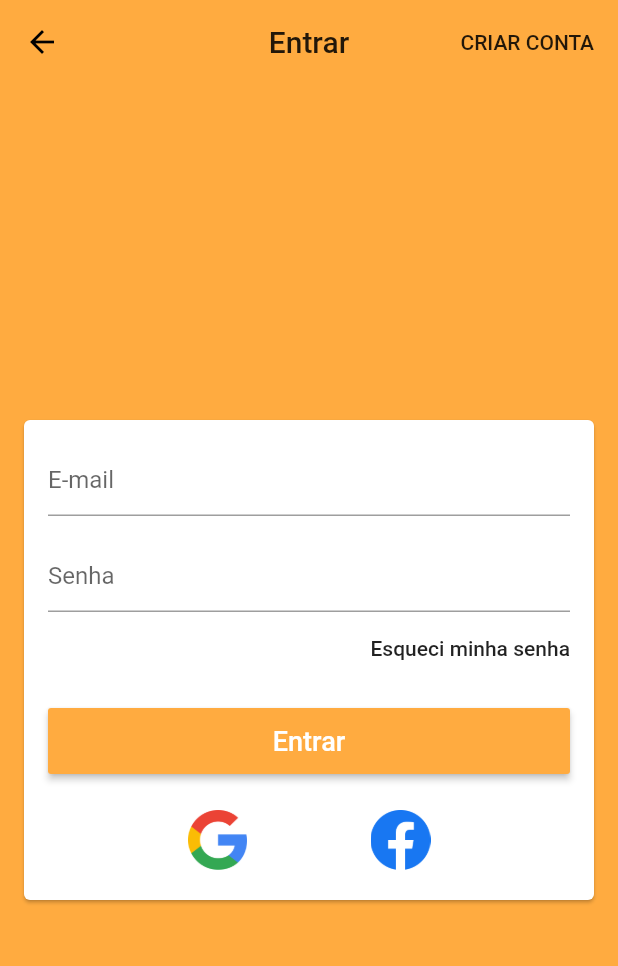
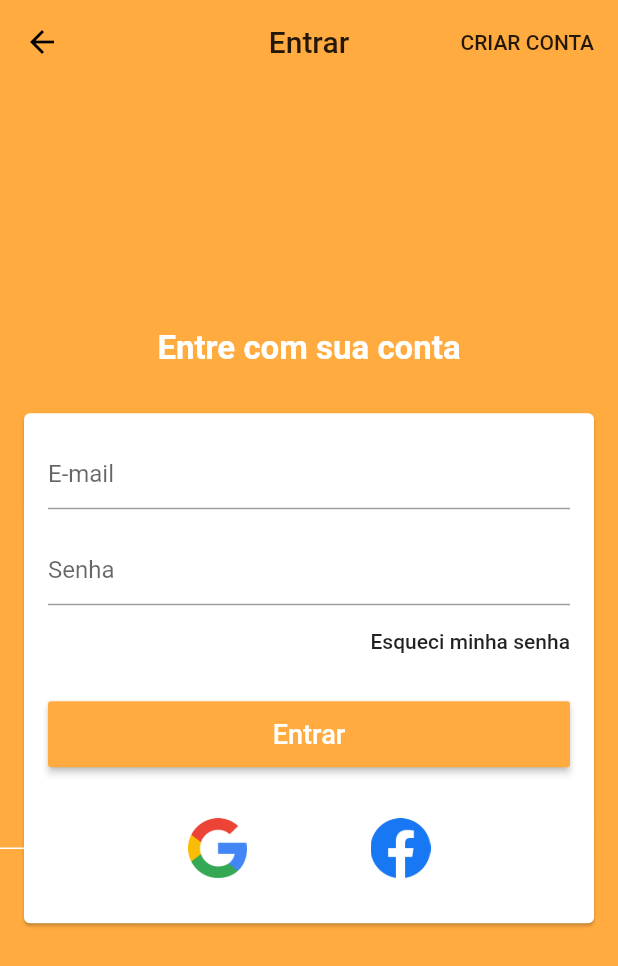
Before and after one commit to prvilela/PersonalTrainerApp, a Flutter app: the LoginScreen screen opened by its route, on a phone screen of 412 x 824 dp. Shown: the top 966 px of the screen. Run offline on Flutter 3.47's test engine with Material 2 defaults, Android fonts, the phone set to English and light mode, and no system bars; our stand-ins replace brasil_fields, cloud_firestore, dio, firebase_auth, flutter_speed_dial, google_sign_in; missing offline and left inert: alphabet_list_scroll_view, flutter_facebook_login; accounts and stored records are empty; Roboto replaces fonts that are missing (TimesNewRoman).

Commit message:
avanço face + layout tela login

```diff
--- a/lib/common/custom_drawer/custom_drawer_header.dart
+++ b/lib/common/custom_drawer/custom_drawer_header.dart
@@ -1,6 +1,7 @@
 import 'package:apppersonaltrainer/models/google_sign.dart';
 import 'package:apppersonaltrainer/models/page_manager.dart';
 import 'package:apppersonaltrainer/models/user_manager.dart';
+import 'package:apppersonaltrainer/screens/login/login_screen.dart';
 import 'package:apppersonaltrainer/screens/signup/signup_screen.dart';
 import 'package:flutter/material.dart';
 import 'package:provider/provider.dart';
--- /dev/null
+++ b/lib/common/custom_drawer/divider_line.dart
@@ -0,0 +1,23 @@
+import 'package:flutter/cupertino.dart';
+import 'package:flutter/material.dart';
+
+class Drawhorizontalline extends CustomPainter {
+  Paint _paint;
+
+  Drawhorizontalline() {
+    _paint = Paint()
+      ..color = Colors.white
+      ..strokeWidth = 1
+      ..strokeCap = StrokeCap.round;
+  }
+
+  @override
+  void paint(Canvas canvas, Size size) {
+    canvas.drawLine(Offset(-90.0, 0.0), Offset(90.0, 0.0), _paint);
+  }
+
+  @override
+  bool shouldRepaint(CustomPainter oldDelegate) {
+    return false;
+  }
+}
--- a/lib/screens/login/login_screen.dart
+++ b/lib/screens/login/login_screen.dart
@@ -1,3 +1,4 @@
+import 'package:apppersonaltrainer/common/custom_drawer/divider_line.dart';
 import 'package:apppersonaltrainer/helpers/validators.dart';
 import 'package:apppersonaltrainer/models/facebook_sign.dart';
 import 'package:apppersonaltrainer/models/google_sign.dart';
@@ -34,9 +35,17 @@ class LoginScreen extends StatelessWidget {
           )
         ],
       ),
-      body: Center(
-        child: Card(
-          margin: const EdgeInsets.symmetric(horizontal: 16),
+      body: Column(
+        mainAxisAlignment: MainAxisAlignment.center,
+        children: [
+          Text("Entre com sua conta",
+              style: TextStyle(
+                  color: Colors.white,
+                  fontSize: 22,
+                  fontWeight: FontWeight.bold,
+                  fontFamily: 'TimesNewRoman')),
+          Card(
+            margin: EdgeInsets.fromLTRB(16, 30, 16, 45),
             child: Form(
               key: formKey,
               child: Consumer<UserManager>(
@@ -92,7 +101,8 @@ class LoginScreen extends StatelessWidget {
                                         onFail: (e) {
                                           scaffoldKey.currentState
                                               .showSnackBar(SnackBar(
-                                          content: Text('Falha ao entrar: $e'),
+                                            content:
+                                                Text('Falha ao entrar: $e'),
                                             backgroundColor: Colors.red,
                                           ));
                                         },
@@ -117,10 +127,12 @@ class LoginScreen extends StatelessWidget {
                         ),
                       ),
                       Container(
-                      margin: const EdgeInsets.only(top: 20.0),
+                        margin: const EdgeInsets.only(top: 30.0, bottom: 10.0),
                         child: Row(
                           mainAxisAlignment: MainAxisAlignment.center,
                           children: [
+                            CustomPaint(
+                                painter: Drawhorizontalline()), //hr - layout
                             FlatButton(
                                 color: Colors.white,
                                 child: Image.asset(
@@ -141,7 +153,8 @@ class LoginScreen extends StatelessWidget {
                                   width: 90,
                                 ),
                                 onPressed: () {
-                                runApp(MyFace());
+                                  loginWithFB();
+                                  Navigator.of(context).pushNamed('/base');
                                 })
                           ],
                         ),
@@ -159,6 +172,7 @@ class LoginScreen extends StatelessWidget {
               ),
             ),
           ),
+        ],
       ),
     );
   }
```
Also changed, not shown: lib/models/facebook_sign.dart (+10 -55 lines), lib/screens/base/base_screen.dart (+7 -2 lines). Lines whose indentation alone changed are shown as unchanged.
